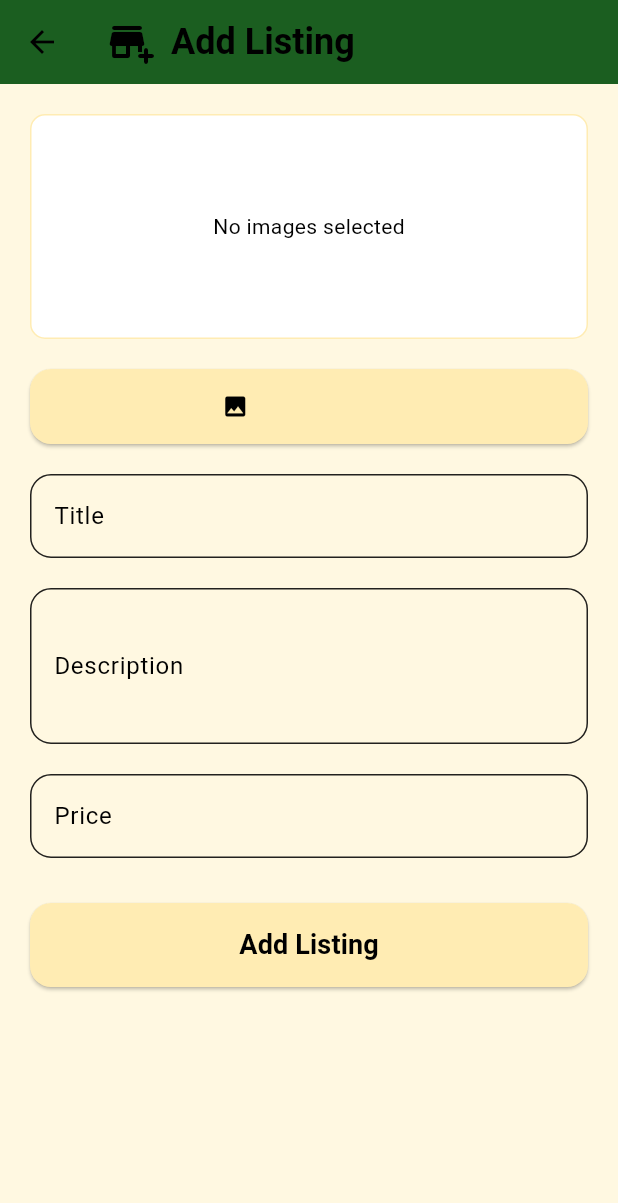
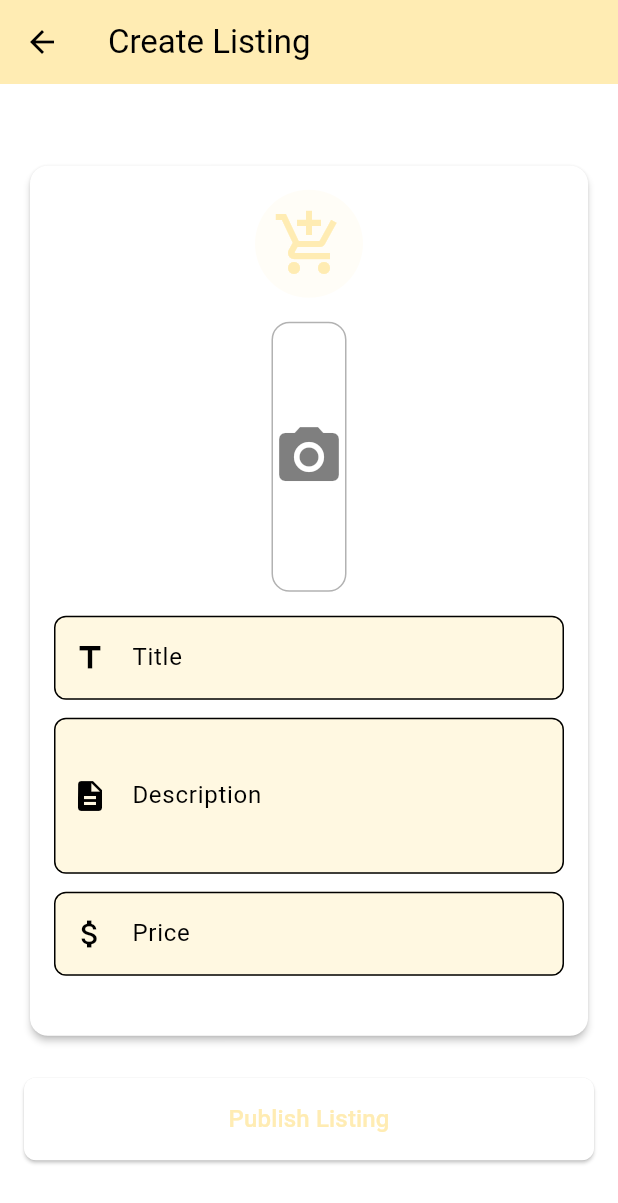
Before and after one commit to rixon1232/onlinemarketplacev4, a Flutter app: the AddListingPage screen opened by its route, on a phone screen of 412 x 824 dp. Shown: the top 1203 px of the screen. Run offline on Flutter 3.47's test engine with Material 3 defaults, Android fonts, the phone set to English and light mode, and no system bars; our stand-ins replace cloud_firestore, firebase_auth, firebase_core, firebase_storage, image_picker; accounts and stored records are empty.

Commit message:
updated listing , updated errors

```diff
--- a/lib/helper/helper_functions.dart
+++ b/lib/helper/helper_functions.dart
@@ -1,4 +1,5 @@
 import 'package:flutter/material.dart';
+import 'package:flutter_test/flutter_test.dart';
 
 void displayMessageToUser(String message,BuildContext context) {
   showDialog(
--- a/lib/main.dart
+++ b/lib/main.dart
@@ -41,7 +41,7 @@ class MyApp extends StatelessWidget {
           ModalRoute.of(context)?.settings.arguments as String? ??
               "unknown",
         ),
-        // Optionally, route for a Conversations page if you have one.
+
         '/conversations': (context) => const ConversationsPage(),
       },
       onGenerateRoute: (settings) {
--- a/lib/pages/add_listing.dart
+++ b/lib/pages/add_listing.dart
@@ -1,13 +1,15 @@
+// File: /lib/pages/add_listing.dart
+// Changed storage path and Firestore field to 'imageUrls' list to match UI expectations.
 
 import 'dart:io';
 import 'package:flutter/material.dart';
+import 'package:image_picker/image_picker.dart';
+import 'package:firebase_storage/firebase_storage.dart';
 import 'package:cloud_firestore/cloud_firestore.dart';
-import 'package:firebase_storage/firebase_storage.dart';
-import 'package:image_picker/image_picker.dart';
 import 'package:firebase_auth/firebase_auth.dart';
 
 class AddListingPage extends StatefulWidget {
-  const AddListingPage({super.key});
+  const AddListingPage({Key? key}) : super(key: key);
 
   @override
   State<AddListingPage> createState() => _AddListingPageState();
@@ -15,253 +17,157 @@ class AddListingPage extends StatefulWidget {
 
 class _AddListingPageState extends State<AddListingPage> {
   final _formKey = GlobalKey<FormState>();
-  final titleController = TextEditingController();
-  final descriptionController = TextEditingController();
-  final priceController = TextEditingController();
+  final _titleController = TextEditingController();
+  final _descController = TextEditingController();
+  final _priceController = TextEditingController();
+  File? _imageFile;
+  bool _isLoading = false;
 
-  List<File> _imageFiles = [];
-  bool _isUploading = false;
-  final ImagePicker _picker = ImagePicker();
-
-  Future pickImages() async {
-    final List<XFile>? pickedFiles = await _picker.pickMultiImage();
-    if (pickedFiles != null && pickedFiles.isNotEmpty) {
-      setState(() {
-        _imageFiles = pickedFiles.map((xfile) => File(xfile.path)).toList();
-      });
-    }
+  Future<void> _pickImage() async {
+    final picked = await ImagePicker().pickImage(
+      source: ImageSource.gallery,
+      imageQuality: 75,
+    );
+    if (picked != null) setState(() => _imageFile = File(picked.path));
   }
 
-  Future<List<String>> uploadImages() async {
-    List<String> downloadUrls = [];
-    for (var imageFile in _imageFiles) {
-      String fileName = DateTime.now().millisecondsSinceEpoch.toString();
-      Reference ref =
-      FirebaseStorage.instance.ref().child('listing_images').child(fileName);
-      UploadTask uploadTask = ref.putFile(imageFile);
-      TaskSnapshot snapshot = await uploadTask;
-      String downloadUrl = await snapshot.ref.getDownloadURL();
-      downloadUrls.add(downloadUrl);
-    }
-    return downloadUrls;
-  }
+  Future<void> _submit() async {
+    if (!_formKey.currentState!.validate() || _imageFile == null) return;
+    setState(() => _isLoading = true);
 
-  Future<void> addListing() async {
-    if (_formKey.currentState!.validate()) {
-      if (_imageFiles.isEmpty) {
-        ScaffoldMessenger.of(context).showSnackBar(
-          const SnackBar(content: Text("Please select at least one image")),
-        );
-        return;
-      }
+    try {
+      final fileName = '${DateTime.now().millisecondsSinceEpoch}.jpg';
 
-      setState(() {
-        _isUploading = true;
+      final ref = FirebaseStorage.instance.ref().child('listing_images/$fileName');
+      await ref.putFile(_imageFile!);
+      final imageUrl = await ref.getDownloadURL();
+
+      final userEmail = FirebaseAuth.instance.currentUser?.email;
+
+      await FirebaseFirestore.instance.collection('Listings').add({
+        'title': _titleController.text.trim(),
+        'description': _descController.text.trim(),
+        'price': double.parse(_priceController.text),
+        'imageUrls': [imageUrl],
+        'sellerId': userEmail,
+        'timestamp': FieldValue.serverTimestamp(),
       });
 
-      try {
-        List<String> imageUrls = await uploadImages();
-        String sellerId =
-            FirebaseAuth.instance.currentUser?.email ?? "Unknown";
-
-        await FirebaseFirestore.instance.collection('Listings').add({
-          'title': titleController.text,
-          'description': descriptionController.text,
-          'price': double.tryParse(priceController.text) ?? 0.0,
-          'imageUrls': imageUrls,
-          'sellerId': sellerId,
-          'createdAt': DateTime.now().toIso8601String(),
-        });
-
-        titleController.clear();
-        descriptionController.clear();
-        priceController.clear();
-        setState(() {
-          _imageFiles = [];
-        });
-
-        ScaffoldMessenger.of(context).showSnackBar(
-          const SnackBar(content: Text("Listing added successfully")),
-        );
-        Navigator.pop(context);
+      Navigator.of(context).pop();
     } catch (e) {
-        ScaffoldMessenger.of(context).showSnackBar(
-          SnackBar(content: Text("Error: ${e.toString()}")),
-        );
+      ScaffoldMessenger.of(context).showSnackBar(SnackBar(content: Text('Error: $e')));
     } finally {
-        setState(() {
-          _isUploading = false;
-        });
-      }
+      setState(() => _isLoading = false);
     }
   }
 
   @override
-  void dispose() {
-    titleController.dispose();
-    descriptionController.dispose();
-    priceController.dispose();
-    super.dispose();
-  }
-
-  @override
   Widget build(BuildContext context) {
-    final colorScheme = Theme.of(context).colorScheme;
+    final cs = Theme.of(context).colorScheme;
     return Scaffold(
+      backgroundColor: cs.surface,
       appBar: AppBar(
-        backgroundColor: colorScheme.inversePrimary,
-        title: Row(
+        title: const Text('Create Listing'),
+        backgroundColor: cs.primary,
+        elevation: 1,
+      ),
+      body: SafeArea(
+        child: Center(
+          child: ConstrainedBox(
+            constraints: const BoxConstraints(maxWidth: 600),
+            child: SingleChildScrollView(
+              padding: const EdgeInsets.all(16),
+              child: Column(
+                crossAxisAlignment: CrossAxisAlignment.stretch,
                 children: [
-            Icon(
-              Icons.add_business_rounded,
-              size: 32,
-              color: colorScheme.onPrimary,
+                  Card(
+                    elevation: 2,
+                    shape: RoundedRectangleBorder(borderRadius: BorderRadius.circular(12)),
+                    child: Padding(
+                      padding: const EdgeInsets.all(16),
+                      child: Form(
+                        key: _formKey,
+                        child: Column(
+                          children: [
+                            Container(
+                              padding: const EdgeInsets.all(12),
+                              decoration: BoxDecoration(
+                                color: cs.primary.withOpacity(0.1),
+                                shape: BoxShape.circle,
                               ),
-            const SizedBox(width: 10),
-            const Text(
-              "Add Listing",
-              style: TextStyle(fontSize: 24, fontWeight: FontWeight.bold),
+                              child: Icon(Icons.add_shopping_cart, size: 48, color: cs.primary),
                             ),
+                            const SizedBox(height: 16),
+                            GestureDetector(
+                              onTap: _pickImage,
+                              child: _imageFile == null
+                                  ? Container(
+                                height: 180,
+                                decoration: BoxDecoration(
+                                  borderRadius: BorderRadius.circular(12),
+                                  border: Border.all(color: cs.onSurface.withOpacity(0.3)),
+                                ),
+                                child: Icon(Icons.camera_alt, size: 48, color: cs.onSurface.withOpacity(0.5)),
+                              )
+                                  : ClipRRect(
+                                borderRadius: BorderRadius.circular(12),
+                                child: Image.file(_imageFile!, height: 180, width: double.infinity, fit: BoxFit.cover),
+                              ),
+                            ),
+                            const SizedBox(height: 16),
+                            TextFormField(
+                              controller: _titleController,
+                              decoration: InputDecoration(
+                                labelText: 'Title',
+                                prefixIcon: const Icon(Icons.title),
+                                filled: true,
+                                fillColor: cs.background,
+                                border: OutlineInputBorder(borderRadius: BorderRadius.circular(8)),
+                                focusedBorder: OutlineInputBorder(borderRadius: BorderRadius.circular(8), borderSide: BorderSide(color: cs.primary)),
+                              ),
+                              validator: (v) => v == null || v.isEmpty ? 'Please enter a title' : null,
+                            ),
+                            const SizedBox(height: 12),
+                            TextFormField(
+                              controller: _descController,
+                              decoration: InputDecoration(
+                                labelText: 'Description',
+                                prefixIcon: const Icon(Icons.description),
+                                filled: true,
+                                fillColor: cs.background,
+                                border: OutlineInputBorder(borderRadius: BorderRadius.circular(8)),
+                                focusedBorder: OutlineInputBorder(borderRadius: BorderRadius.circular(8), borderSide: BorderSide(color: cs.primary)),
+                              ),
+                              maxLines: 3,
+                              validator: (v) => v == null || v.isEmpty ? 'Please enter a description' : null,
+                            ),
+                            const SizedBox(height: 12),
+                            TextFormField(
+                              controller: _priceController,
+                              decoration: InputDecoration(
+                                labelText: 'Price',
+                                prefixIcon: const Icon(Icons.attach_money),
+                                filled: true,
+                                fillColor: cs.background,
+                                border: OutlineInputBorder(borderRadius: BorderRadius.circular(8)),
+                                focusedBorder: OutlineInputBorder(borderRadius: BorderRadius.circular(8), borderSide: BorderSide(color: cs.primary)),
+                              ),
+                              keyboardType: TextInputType.numberWithOptions(decimal: true),
+                              validator: (v) { if (v == null || v.isEmpty) return 'Enter a price'; if (double.tryParse(v) == null) return 'Invalid number'; return null; },
+                            ),
+                            const SizedBox(height: 24),
                           ],
                         ),
                       ),
-      backgroundColor: colorScheme.background,
-      body: _isUploading
-          ? Center(child: CircularProgressIndicator(color: colorScheme.primary))
-          : SingleChildScrollView(
-        child: Padding(
-          padding: const EdgeInsets.all(20.0),
-          child: Form(
-            key: _formKey,
-            child: Column(
-              crossAxisAlignment: CrossAxisAlignment.stretch,
-              children: [
-                // Image Preview Section
-                _imageFiles.isNotEmpty
-                    ? SizedBox(
-                  height: 150,
-                  child: ListView.builder(
-                    scrollDirection: Axis.horizontal,
-                    itemCount: _imageFiles.length,
-                    itemBuilder: (context, index) {
-                      return Padding(
-                        padding: const EdgeInsets.only(right: 8.0),
-                        child: ClipRRect(
-                          borderRadius: BorderRadius.circular(10),
-                          child: Image.file(
-                            _imageFiles[index],
-                            width: 150,
-                            height: 150,
-                            fit: BoxFit.cover,
                     ),
                   ),
-                      );
-                    },
-                  ),
-                )
-                    : Container(
-                  height: 150,
-                  decoration: BoxDecoration(
-                    color: colorScheme.surface,
-                    borderRadius: BorderRadius.circular(10),
-                    border: Border.all(
-                        color: colorScheme.primary, width: 1),
-                  ),
-                  child: Center(
-                    child: Text(
-                      "No images selected",
-                      style: TextStyle(color: colorScheme.onSurface),
-                    ),
-                  ),
-                ),
-                const SizedBox(height: 20),
-                // Select Images Button
-                ElevatedButton.icon(
-                  onPressed: pickImages,
-                  icon: Icon(Icons.image, color: colorScheme.onPrimary),
-                  label: const Text("Select Images"),
-                  style: ElevatedButton.styleFrom(
-                    backgroundColor: colorScheme.primary,
-                    padding: const EdgeInsets.symmetric(vertical: 15),
-                    shape: RoundedRectangleBorder(
-                      borderRadius: BorderRadius.circular(14),
-                    ),
-                  ),
-                ),
-                const SizedBox(height: 20),
-                // Title Field
-                TextFormField(
-                  controller: titleController,
-                  decoration: InputDecoration(
-                    labelText: "Title",
-                    border: OutlineInputBorder(
-                      borderRadius: BorderRadius.circular(14),
-                    ),
-                  ),
-                  validator: (value) {
-                    if (value == null || value.isEmpty) {
-                      return "Enter a title";
-                    }
-                    return null;
-                  },
-                ),
-                const SizedBox(height: 20),
-                // Description Field
-                TextFormField(
-                  controller: descriptionController,
-                  decoration: InputDecoration(
-                    labelText: "Description",
-                    border: OutlineInputBorder(
-                      borderRadius: BorderRadius.circular(14),
-                    ),
-                  ),
-                  maxLines: 3,
-                  validator: (value) {
-                    if (value == null || value.isEmpty) {
-                      return "Enter a description";
-                    }
-                    return null;
-                  },
-                ),
-                const SizedBox(height: 20),
-                // Price Field
-                TextFormField(
-                  controller: priceController,
-                  decoration: InputDecoration(
-                    labelText: "Price",
-                    border: OutlineInputBorder(
-                      borderRadius: BorderRadius.circular(14),
-                    ),
-                  ),
-                  keyboardType: TextInputType.number,
-                  validator: (value) {
-                    if (value == null || value.isEmpty) {
-                      return "Enter a price";
-                    }
-                    if (double.tryParse(value) == null) {
-                      return "Enter a valid number";
-                    }
-                    return null;
-                  },
-                ),
-                const SizedBox(height: 30),
-                // Submit Button
-                ElevatedButton(
-                  onPressed: addListing,
-                  style: ElevatedButton.styleFrom(
-                    backgroundColor: colorScheme.primary,
-                    padding: const EdgeInsets.symmetric(vertical: 15),
-                    shape: RoundedRectangleBorder(
-                      borderRadius: BorderRadius.circular(14),
-                    ),
-                  ),
-                  child: Text(
-                    "Add Listing",
-                    style: TextStyle(
-                      fontSize: 18,
-                      fontWeight: FontWeight.bold,
-                      color: colorScheme.onPrimary,
-                    ),
+                  const SizedBox(height: 24),
+                  SizedBox(
+                    width: double.infinity,
+                    child: ElevatedButton(
+                      onPressed: _isLoading ? null : _submit,
+                      style: ElevatedButton.styleFrom(padding: const EdgeInsets.symmetric(vertical: 16), shape: RoundedRectangleBorder(borderRadius: BorderRadius.circular(8))),
+                      child: _isLoading ? const CircularProgressIndicator(color: Colors.white) : const Text('Publish Listing', style: TextStyle(fontSize: 16)),
                     ),
                   ),
                 ],
@@ -269,6 +175,7 @@ class _AddListingPageState extends State<AddListingPage> {
             ),
           ),
         ),
+      ),
     );
   }
 }
--- a/lib/pages/conversations_page.dart
+++ b/lib/pages/conversations_page.dart
@@ -11,8 +11,7 @@ class ConversationsPage extends StatelessWidget {
     return FirebaseAuth.instance.currentUser?.email ?? "unknown";
   }
 
-  /// Navigate to the profile page for the given user email.
-  /// (Make sure you have routes set up for '/seller_profile' and '/buyer_profile'.)
+
   void navigateToProfile(BuildContext context, String userEmail, bool isSeller) {
     // For this example, if isSeller is true then the other user is buyer.
     // Otherwise, the other user is seller.
@@ -20,7 +19,7 @@ class ConversationsPage extends StatelessWidget {
     Navigator.pushNamed(context, routeName, arguments: userEmail);
   }
 
-  /// Delete the conversation document (note: subcollections are not auto-deleted).
+
   Future<void> deleteConversation(
       BuildContext context, DocumentReference conversationRef) async {
     bool confirm = await showDialog<bool>(
--- a/lib/pages/register_page.dart
+++ b/lib/pages/register_page.dart
@@ -21,14 +21,13 @@ class _RegisterPageState extends State<RegisterPage> {
   final TextEditingController passwordController = TextEditingController();
   final TextEditingController confirmPasswordController = TextEditingController();
 
-  //  strong password check
   bool isPasswordStrong(String password) {
     //  one uppercase, one lowercase, one digit, one special character , minimum 8 characters.
     final passwordRegEx = RegExp(r'^(?=.*[a-z])(?=.*[A-Z])(?=.*\d)(?=.*[@$!%*?&])[A-Za-z\d@$!%*?&]{8,}$');
     return passwordRegEx.hasMatch(password);
   }
 
-  // Register method with email verification
+  // Register method
   void registerUser() async {
     showDialog(
       context: context,
--- a/lib/pages/seller_profile_page.dart
+++ b/lib/pages/seller_profile_page.dart
@@ -12,7 +12,7 @@ class SellerProfilePage extends StatefulWidget {
 }
 
 class _SellerProfilePageState extends State<SellerProfilePage> {
-  /// Fetch seller's user document
+
   Future<DocumentSnapshot<Map<String, dynamic>>> getSellerDetails() async {
     return FirebaseFirestore.instance
         .collection('Users')
@@ -20,7 +20,7 @@ class _SellerProfilePageState extends State<SellerProfilePage> {
         .get();
   }
 
-  /// Add a review under the seller's subcollection
+
   Future<void> submitReview(int rating, String comment) async {
     final user = FirebaseAuth.instance.currentUser;
     if (user == null) return;
@@ -43,7 +43,7 @@ class _SellerProfilePageState extends State<SellerProfilePage> {
     });
   }
 
-  /// Show dialog for writing a review
+
   void showReviewDialog() {
     final commentController = TextEditingController();
     int tempRating = 0;
--- a/pubspec.yaml
+++ b/pubspec.yaml
@@ -40,6 +40,7 @@ dependencies:
   firebase_cloud_firestore: 5.4.4
   image_picker: ^1.0.7
   firebase_storage: ^12.4.4
+
 
 
 
```
Also changed, not shown: 3 other files. Lines whose indentation alone changed are shown as unchanged.
